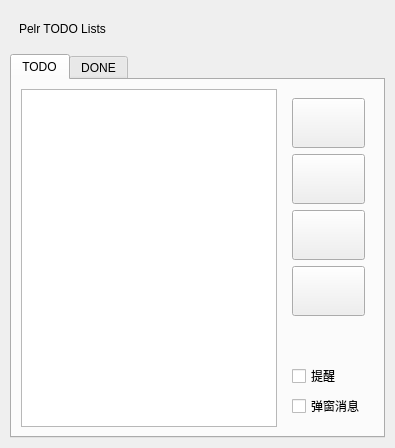
The window that src/ui/todoWidget.ui (csy214-beep/Pelr) describes before a commit, drawn with Qt 5.
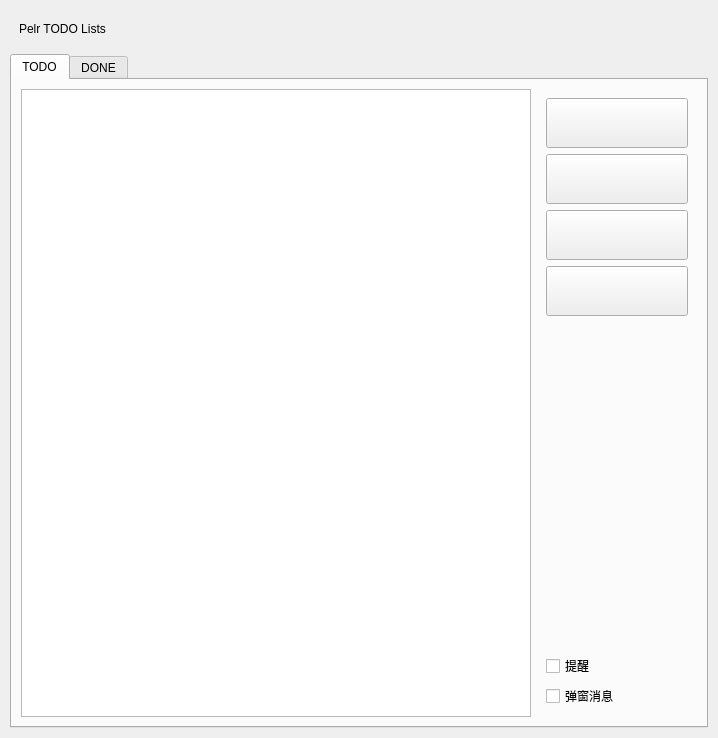
The same window after the commit. Icons and pictures are not drawn.

Patch:
```diff
--- a/src/ui/todoWidget.ui
+++ b/src/ui/todoWidget.ui
@@ -2,6 +2,14 @@
 <ui version="4.0">
  <class>todoWidget</class>
  <widget class="QWidget" name="todoWidget">
+  <property name="geometry">
+   <rect>
+    <x>0</x>
+    <y>0</y>
+    <width>718</width>
+    <height>738</height>
+   </rect>
+  </property>
   <property name="windowTitle">
    <string>待办事项</string>
   </property>
@@ -78,11 +86,11 @@
         </widget>
        </item>
        <item>
-        <widget class="QWidget" name="rightWidget_todo" native="true">
-         <property name="maximumSize">
+        <widget class="QWidget" name="widget" native="true">
+         <property name="minimumSize">
           <size>
-           <width>100</width>
-           <height>16777215</height>
+           <width>160</width>
+           <height>0</height>
           </size>
          </property>
          <layout class="QVBoxLayout" name="verticalLayout_todo">
@@ -198,7 +206,7 @@
             <property name="sizeHint" stdset="0">
              <size>
               <width>20</width>
-              <height>40</height>
+              <height>314</height>
              </size>
             </property>
            </spacer>
```
Left out of the diff: 32 changed lines with no effect on the pictures. Lines whose indentation alone changed are shown as unchanged.
